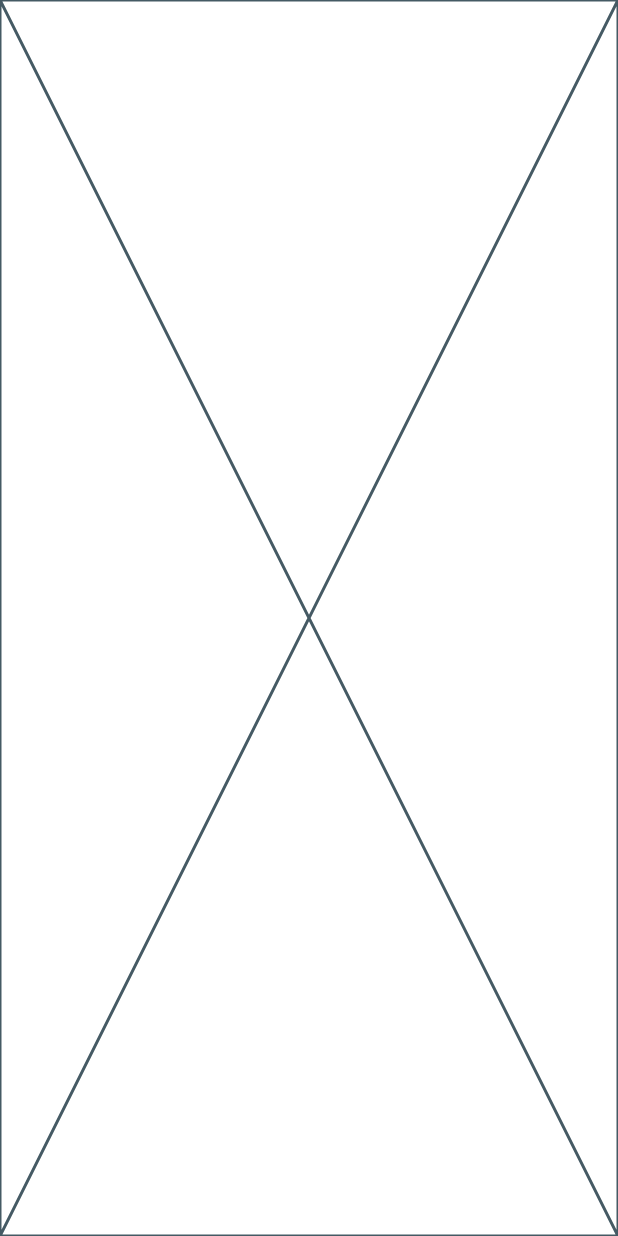
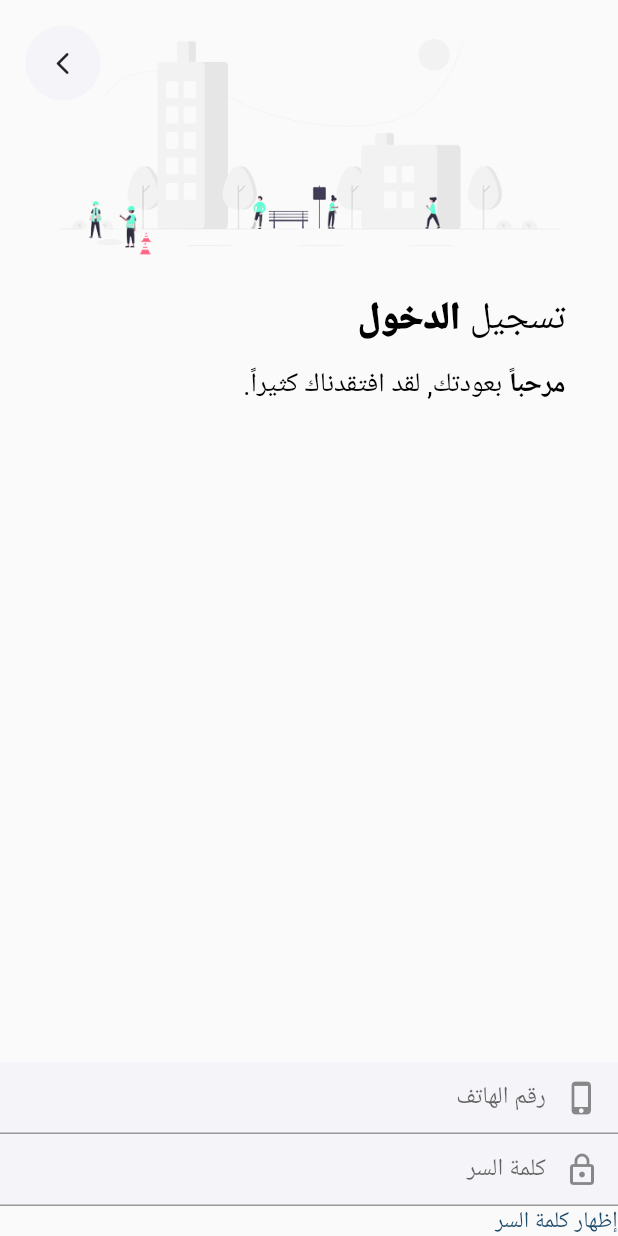
Before and after one commit to BkrTech101-InnovaMind/tadllal-app, a Flutter app: the screen it shows after launch, after a tap on "تسجيل الدخول", on a phone screen of 412 x 824 dp. Run offline on Flutter 3.47's test engine with Material 2 defaults, Android fonts, the phone set to English and light mode, and no system bars; our stand-ins replace flutter_svg, share; missing offline and left inert: dynamic_height_grid_view.

Commit message:
refacotr(sign-in-page): implement the intro image with necessary text and design for it and create a lonly file to the sign in form in the sign in page directory

```diff
--- a/app/lib/pages/auth_pages/sign_in_page/sign_in_page.dart
+++ b/app/lib/pages/auth_pages/sign_in_page/sign_in_page.dart
@@ -1,4 +1,5 @@
 import 'package:flutter/material.dart';
+import 'package:tadllal/pages/auth_pages/sign_in_page/widgets/sign_in_form.dart';
 
 class SignInPage extends StatefulWidget {
   const SignInPage({super.key});
@@ -10,6 +11,91 @@ class SignInPage extends StatefulWidget {
 class _SignInPageState extends State<SignInPage> {
   @override
   Widget build(BuildContext context) {
-    return const Placeholder();
+    return Directionality(
+      textDirection: TextDirection.rtl,
+      child: SafeArea(
+        child: Scaffold(
+          body: Column(
+            mainAxisAlignment: MainAxisAlignment.spaceBetween,
+            children: [
+              buildSignInIntro(context),
+              const SignInForm(),
+            ],
+          ),
+        ),
+      ),
+    );
   }
 }
+
+// Intro widget
+Widget buildSignInIntro(BuildContext context) {
+  return Column(
+    crossAxisAlignment: CrossAxisAlignment.start,
+    children: [
+      Stack(
+        children: [
+          Positioned(
+            child: Image.asset("assets/images/login.png"),
+          ),
+          Align(
+            alignment: Alignment.topLeft,
+            child: Padding(
+              padding: const EdgeInsets.only(top: 17, left: 10),
+              child: OutlinedButton(
+                onPressed: () {
+                  Navigator.pop(context);
+                },
+                style: OutlinedButton.styleFrom(
+                  padding: const EdgeInsets.all(16),
+                  foregroundColor: Colors.black87,
+                  side: const BorderSide(color: Color(0xFFF5F4F8)),
+                  backgroundColor: const Color(0xFFF5F4F8),
+                  shape: const CircleBorder(),
+                ),
+                child: const Icon(Icons.arrow_forward_ios_rounded, size: 18),
+              ),
+            ),
+          ),
+        ],
+      ),
+      Container(
+        margin: const EdgeInsets.symmetric(horizontal: 35),
+        child: Column(
+          crossAxisAlignment: CrossAxisAlignment.start,
+          children: [
+            RichText(
+              text: const TextSpan(
+                text: "تسجيل ",
+                style: TextStyle(fontSize: 25, color: Colors.black),
+                children: <TextSpan>[
+                  TextSpan(
+                    text: "الدخول",
+                    style: TextStyle(fontWeight: FontWeight.w900),
+                  )
+                ],
+              ),
+            ),
+            const SizedBox(height: 15),
+            RichText(
+              text: const TextSpan(
+                text: "مرحباً ",
+                style: TextStyle(
+                  fontSize: 18,
+                  color: Colors.black,
+                  fontWeight: FontWeight.bold,
+                ),
+                children: <TextSpan>[
+                  TextSpan(
+                    text: "بعودتك, لقد افتقدناك كثيراً.",
+                    style: TextStyle(fontWeight: FontWeight.normal),
+                  )
+                ],
+              ),
+            )
+          ],
+        ),
+      )
+    ],
+  );
+}
--- /dev/null
+++ b/app/lib/pages/auth_pages/sign_in_page/widgets/sign_in_form.dart
@@ -0,0 +1,89 @@
+import 'package:flutter/material.dart';
+
+class SignInForm extends StatefulWidget {
+  const SignInForm({super.key});
+
+  @override
+  State<SignInForm> createState() => _SignInFormState();
+}
+
+class _SignInFormState extends State<SignInForm> {
+  final _formKey = GlobalKey<FormState>();
+  final _phoneController = TextEditingController();
+  final _passwordController = TextEditingController();
+  bool password = true;
+  @override
+  Widget build(BuildContext context) {
+    return Form(
+      key: _formKey,
+      child: Column(
+        children: [
+          Container(
+            decoration: const BoxDecoration(color: Color(0xFFF5F4F8)),
+            child: TextFormField(
+              keyboardType: TextInputType.phone,
+              validator: (value) => value == null || value.isEmpty
+                  ? "الرجاء ادخال رقم الهاتف"
+                  : null,
+              controller: _phoneController,
+              decoration: const InputDecoration(
+                prefixIcon: Icon(Icons.phone_iphone_outlined),
+                hintText: "رقم الهاتف",
+              ),
+            ),
+          ),
+          Container(
+            decoration: const BoxDecoration(color: Color(0xFFF5F4F8)),
+            child: TextFormField(
+              obscureText: password,
+              validator: (value) {
+                if (value == null || value.isEmpty) {
+                  return "الرجاء ادخال كلمة السر";
+                } else if (value.length < 6) {
+                  return "كلمة السر يجب أن لا تقل عن 8 أحرف";
+                } else if (value.length > 24) {
+                  return "كلمة السر يجب أن لا تزيد عن 24 حرف";
+                } else if (!_isValidPassword(value)) {
+                  return "كلمة السر يجب أن تحتوي على ألاقل حرفاً كبيراً وحرفاً صغيراً ورقماً وحرفاً خاص";
+                } else {
+                  return null;
+                }
+              },
+              controller: _passwordController,
+              decoration: const InputDecoration(
+                prefixIcon: Icon(Icons.lock_outlined),
+                hintText: "كلمة السر",
+              ),
+            ),
+          ),
+          Row(
+            mainAxisAlignment: MainAxisAlignment.spaceBetween,
+            children: [
+              GestureDetector(
+                onTap: () {
+                  setState(() {
+                    password = !password;
+                  });
+                },
+                child: const Text(
+                  "إظهار كلمة السر",
+                  style: TextStyle(
+                    color: Color(0xFF1F4C6B),
+                    fontSize: 15,
+                  ),
+                ),
+              ),
+            ],
+          )
+        ],
+      ),
+    );
+  }
+}
+
+// password Validation Pattern
+bool _isValidPassword(String value) {
+  RegExp passwordPattern =
+      RegExp(r'^(?=.*[a-z])(?=.*[A-Z])(?=.*\d)(?=.*[\W_])[A-Za-z\d\W_]+$');
+  return passwordPattern.hasMatch(value);
+}
```
Also changed, not shown: app/assets/images/login.png (added).
